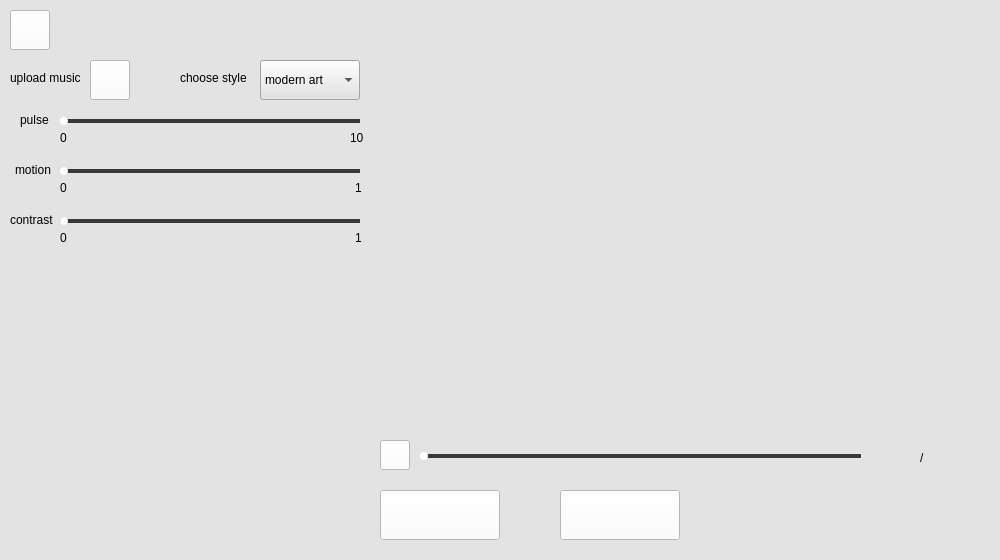
This is MusicVisualization/src/View/CreateVideos/CreateVideoWindow.ui in MohanChi/MusicVisualization as Qt 5 draws it before an edit. The edited form follows.
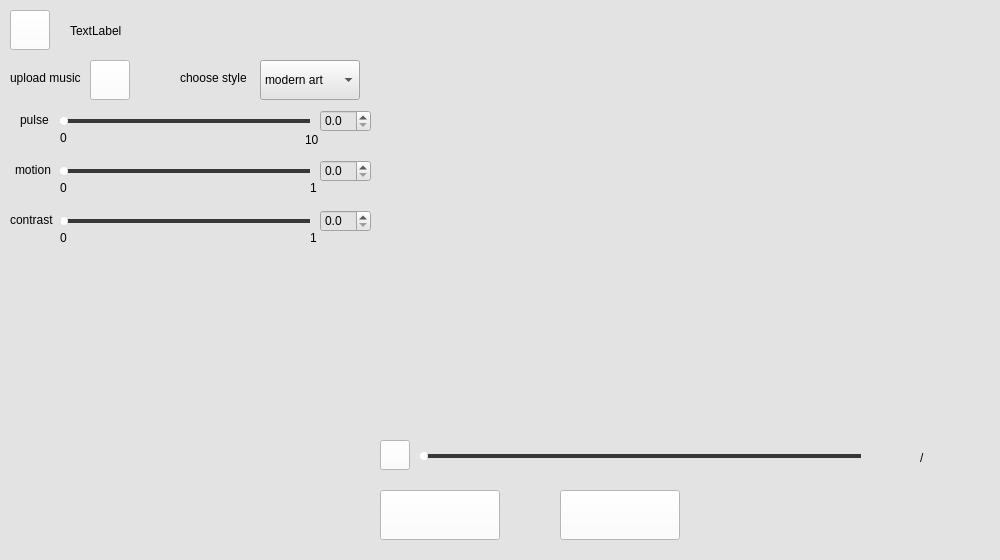
This is the edited form.

Commit message: Connect NewNameWindow and CreateVideoWindow, connect sliders and doublespinbox

```diff
--- a/MusicVisualization/src/View/CreateVideos/CreateVideoWindow.ui
+++ b/MusicVisualization/src/View/CreateVideos/CreateVideoWindow.ui
@@ -57,7 +57,7 @@
      <rect>
       <x>60</x>
       <y>110</y>
-      <width>300</width>
+      <width>250</width>
       <height>22</height>
      </rect>
     </property>
@@ -92,6 +92,9 @@
 margin-bottom:7px;
 }</string>
     </property>
+    <property name="pageStep">
+     <number>1</number>
+    </property>
     <property name="orientation">
      <enum>Qt::Horizontal</enum>
     </property>
@@ -101,7 +104,7 @@
      <rect>
       <x>60</x>
       <y>160</y>
-      <width>300</width>
+      <width>250</width>
       <height>22</height>
      </rect>
     </property>
@@ -136,6 +139,12 @@
 margin-bottom:7px;
 }</string>
     </property>
+    <property name="maximum">
+     <number>10</number>
+    </property>
+    <property name="pageStep">
+     <number>1</number>
+    </property>
     <property name="orientation">
      <enum>Qt::Horizontal</enum>
     </property>
@@ -156,10 +165,10 @@
    <widget class="QLabel" name="label_2">
     <property name="geometry">
      <rect>
-      <x>350</x>
+      <x>305</x>
       <y>130</y>
       <width>21</width>
-      <height>16</height>
+      <height>20</height>
      </rect>
     </property>
     <property name="text">
@@ -208,7 +217,7 @@
    <widget class="QLabel" name="label_6">
     <property name="geometry">
      <rect>
-      <x>355</x>
+      <x>310</x>
       <y>180</y>
       <width>16</width>
       <height>16</height>
@@ -223,7 +232,7 @@
      <rect>
       <x>60</x>
       <y>210</y>
-      <width>300</width>
+      <width>250</width>
       <height>22</height>
      </rect>
     </property>
@@ -258,6 +267,12 @@
 margin-bottom:7px;
 }</string>
     </property>
+    <property name="maximum">
+     <number>10</number>
+    </property>
+    <property name="pageStep">
+     <number>1</number>
+    </property>
     <property name="orientation">
      <enum>Qt::Horizontal</enum>
     </property>
@@ -291,7 +306,7 @@
    <widget class="QLabel" name="label_9">
     <property name="geometry">
      <rect>
-      <x>355</x>
+      <x>310</x>
       <y>230</y>
       <width>16</width>
       <height>16</height>
@@ -497,6 +512,82 @@
      <string/>
     </property>
    </widget>
+   <widget class="QDoubleSpinBox" name="dsb_pulse_react">
+    <property name="geometry">
+     <rect>
+      <x>320</x>
+      <y>110</y>
+      <width>51</width>
+      <height>22</height>
+     </rect>
+    </property>
+    <property name="styleSheet">
+     <string notr="true"/>
+    </property>
+    <property name="decimals">
+     <number>1</number>
+    </property>
+    <property name="maximum">
+     <double>10.000000000000000</double>
+    </property>
+    <property name="singleStep">
+     <double>0.100000000000000</double>
+    </property>
+    <property name="stepType">
+     <enum>QAbstractSpinBox::DefaultStepType</enum>
+    </property>
+   </widget>
+   <widget class="QDoubleSpinBox" name="dsb_motion_react">
+    <property name="geometry">
+     <rect>
+      <x>320</x>
+      <y>160</y>
+      <width>51</width>
+      <height>22</height>
+     </rect>
+    </property>
+    <property name="decimals">
+     <number>1</number>
+    </property>
+    <property name="maximum">
+     <double>1.000000000000000</double>
+    </property>
+    <property name="singleStep">
+     <double>0.100000000000000</double>
+    </property>
+   </widget>
+   <widget class="QDoubleSpinBox" name="dsb_contrast_strength">
+    <property name="geometry">
+     <rect>
+      <x>320</x>
+      <y>210</y>
+      <width>51</width>
+      <height>22</height>
+     </rect>
+    </property>
+    <property name="decimals">
+     <number>1</number>
+    </property>
+    <property name="maximum">
+     <double>1.000000000000000</double>
+    </property>
+    <property name="singleStep">
+     <double>0.100000000000000</double>
+    </property>
+   </widget>
+   <widget class="QLabel" name="label_filename">
+    <property name="geometry">
+     <rect>
+      <x>70</x>
+      <y>20</y>
+      <width>71</width>
+      <height>21</height>
+     </rect>
+    </property>
+    <property name="text">
+     <string>TextLabel</string>
+    </property>
+   </widget>
   </widget>
  </widget>
  <layoutdefault spacing="6" margin="11"/>
```
The commit also changes 9 other files.
